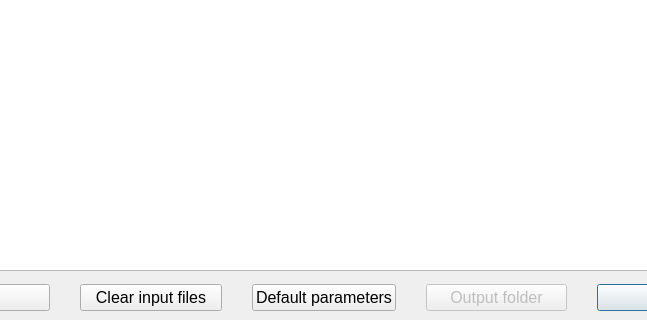
The window that src/gui/toppic/toppicwindow.ui (toppic-suite/toppic-suite) describes before a commit, drawn with Qt 5; both pictures show x 132 to 779 and y 380 to 700 of the 920 by 700 pixel window.
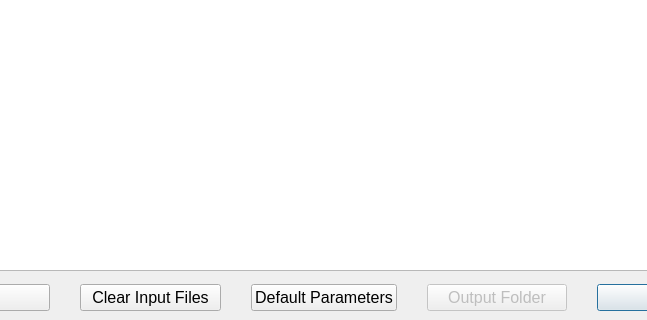
The same window after the commit. Icons and pictures are not drawn.

Commit message: Slightly modified the wording of GUI.

Diff of the .ui file:
```diff
--- a/src/gui/toppic/toppicwindow.ui
+++ b/src/gui/toppic/toppicwindow.ui
@@ -96,7 +96,7 @@
         </font>
        </property>
        <property name="text">
-        <string>Clear input files</string>
+        <string>Clear Input Files</string>
        </property>
       </widget>
      </item>
@@ -108,7 +108,7 @@
         </font>
        </property>
        <property name="text">
-        <string>Default parameters</string>
+        <string>Default Parameters</string>
        </property>
       </widget>
      </item>
@@ -118,7 +118,7 @@
         <bool>false</bool>
        </property>
        <property name="text">
-        <string>Output folder</string>
+        <string>Output Folder</string>
        </property>
        <property name="default">
         <bool>true</bool>
```
The commit also changes 3 other files.
